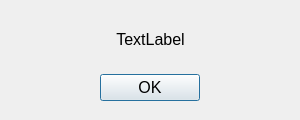
First picture: the form in src/ok-dialog.ui, repository sc0000/hfmdd-video-system, before the edit.
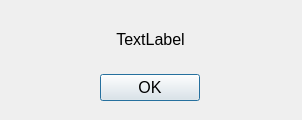
Second picture: the form after the edit.

The edit to the form file:
```diff
--- a/src/ok-dialog.ui
+++ b/src/ok-dialog.ui
@@ -6,7 +6,7 @@
    <rect>
     <x>0</x>
     <y>0</y>
-    <width>300</width>
+    <width>302</width>
     <height>120</height>
    </rect>
   </property>
```
Left out of the diff: 5 changed lines with no effect on the pictures.
